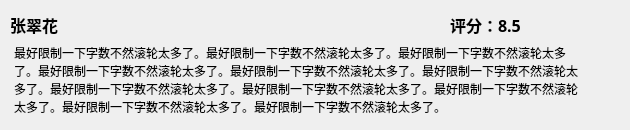
Before: the Qt Designer form GUI/CommentWidgetUI.ui in ljcleo/DBProj, drawn with Qt 5.
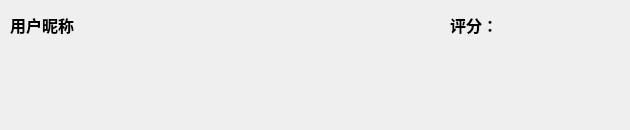
After: the same form once the commit is applied.

Patch:
```diff
--- a/GUI/CommentWidgetUI.ui
+++ b/GUI/CommentWidgetUI.ui
@@ -31,7 +31,7 @@
     </font>
    </property>
    <property name="text">
-    <string>张翠花</string>
+    <string>用户昵称</string>
    </property>
   </widget>
   <widget class="QLabel" name="RateLabel">
@@ -52,7 +52,7 @@
     </font>
    </property>
    <property name="text">
-    <string>评分：8.5</string>
+    <string>评分：</string>
    </property>
   </widget>
   <widget class="QTextBrowser" name="CommentText">
@@ -107,13 +107,6 @@
    <property name="frameShape">
     <enum>QFrame::NoFrame</enum>
    </property>
-   <property name="html">
-    <string>&lt;!DOCTYPE HTML PUBLIC &quot;-//W3C//DTD HTML 4.0//EN&quot; &quot;http://www.w3.org/TR/REC-html40/strict.dtd&quot;&gt;
-&lt;html&gt;&lt;head&gt;&lt;meta name=&quot;qrichtext&quot; content=&quot;1&quot; /&gt;&lt;style type=&quot;text/css&quot;&gt;
-p, li { white-space: pre-wrap; }
-&lt;/style&gt;&lt;/head&gt;&lt;body style=&quot; font-family:'SimSun'; font-size:9pt; font-weight:400; font-style:normal;&quot;&gt;
-&lt;p style=&quot; margin-top:0px; margin-bottom:0px; margin-left:0px; margin-right:0px; -qt-block-indent:0; text-indent:0px;&quot;&gt;最好限制一下字数不然滚轮太多了。最好限制一下字数不然滚轮太多了。最好限制一下字数不然滚轮太多了。最好限制一下字数不然滚轮太多了。最好限制一下字数不然滚轮太多了。最好限制一下字数不然滚轮太多了。最好限制一下字数不然滚轮太多了。最好限制一下字数不然滚轮太多了。最好限制一下字数不然滚轮太多了。最好限制一下字数不然滚轮太多了。最好限制一下字数不然滚轮太多了。&lt;/p&gt;&lt;/body&gt;&lt;/html&gt;</string>
-   </property>
    <property name="acceptRichText">
     <bool>false</bool>
    </property>
```
Left out of the diff: 3 changed lines with no effect on the pictures.
